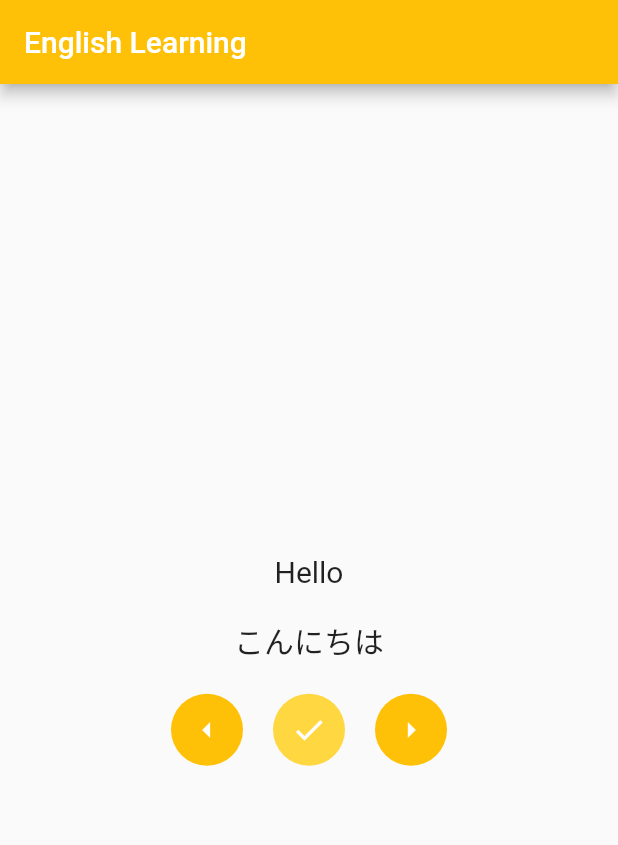
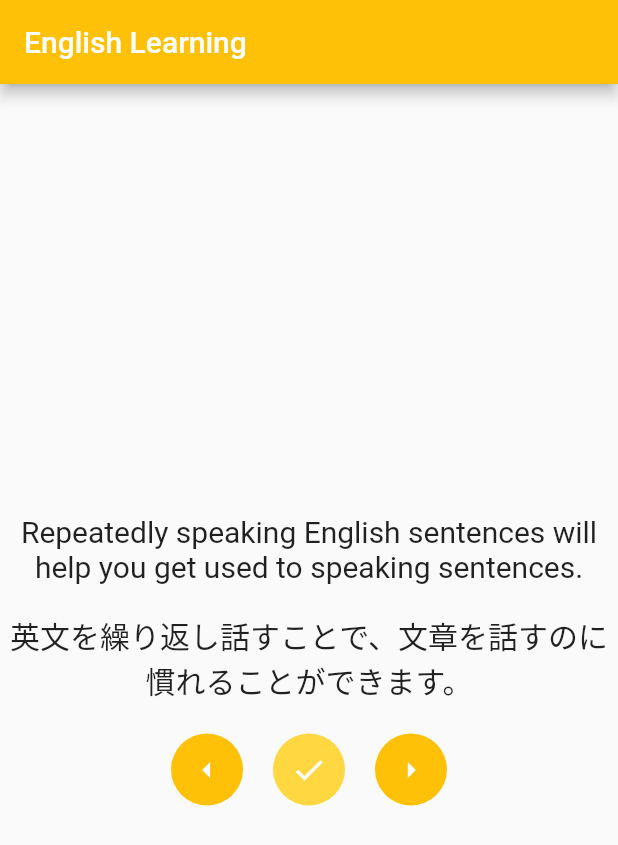
Before and after one commit to Sayama0310/LanguageAcquisitionSupportApp, a Flutter app: the screen it shows after launch, on a phone screen of 412 x 824 dp. Shown: the top 845 px of the screen. Run offline on Flutter 3.47's test engine with Material 2 defaults, Android fonts, the phone set to English and light mode, and no system bars.

Commit message:
[feat] 問題文を移動できるようにした

```diff
--- a/lib/pages/home_page.dart
+++ b/lib/pages/home_page.dart
@@ -1,4 +1,5 @@
 import 'package:flutter/material.dart';
+import 'package:speaking_exercise/widgets/problem_slider.dart';
 
 class HomePage extends StatelessWidget {
   const HomePage({super.key});
@@ -17,71 +18,7 @@ class HomePage extends StatelessWidget {
             style: TextStyle(color: Colors.white),
           ),
         ),
-        body: Center(
-          child: Column(
-            mainAxisSize: MainAxisSize.min,
-            children: [
-              Text(
-                "Hello",
-                style: TextStyle(fontSize: 20),
-              ),
-              SizedBox(
-                height: 20,
-              ),
-              Text(
-                "こんにちは",
-                style: TextStyle(fontSize: 20),
-              ),
-              SizedBox(
-                height: 20,
-              ),
-              Row(
-                mainAxisSize: MainAxisSize.min,
-                children: [
-                  Ink(
-                    decoration: const ShapeDecoration(
-                      color: Colors.amber,
-                      shape: CircleBorder(),
-                    ),
-                    child: IconButton(
-                      icon: const Icon(Icons.arrow_left),
-                      color: Colors.white,
-                      onPressed: () {},
-                    ),
-                  ),
-                  SizedBox(
-                    width: 20,
-                  ),
-                  Ink(
-                    decoration: const ShapeDecoration(
-                      color: Colors.amberAccent,
-                      shape: CircleBorder(),
-                    ),
-                    child: IconButton(
-                      icon: const Icon(Icons.check),
-                      color: Colors.white,
-                      onPressed: () {},
-                    ),
-                  ),
-                  SizedBox(
-                    width: 20,
-                  ),
-                  Ink(
-                    decoration: const ShapeDecoration(
-                      color: Colors.amber,
-                      shape: CircleBorder(),
-                    ),
-                    child: IconButton(
-                      icon: const Icon(Icons.arrow_right),
-                      color: Colors.white,
-                      onPressed: () {},
-                    ),
-                  ),
-                ],
-              ),
-            ],
-          ),
-        ),
+        body: const ProblemSlider(),
       ),
     );
   }
--- /dev/null
+++ b/lib/sample_data/sentences.dart
@@ -0,0 +1,22 @@
+var sentences = [
+  Sentence(
+    acquiredLanguageSentence:
+        "Repeatedly speaking English sentences will help you get used to speaking sentences.",
+    nativeLanguageSentence: "英文を繰り返し話すことで、文章を話すのに慣れることができます。",
+  ),
+  Sentence(
+    acquiredLanguageSentence:
+        "Even the best headphones do not sound as good as a live concert.",
+    nativeLanguageSentence: "最高品質のヘッドフォンでさえ、ライブのコンサートには音でかなわない。",
+  ),
+];
+
+class Sentence {
+  String acquiredLanguageSentence;
+  String nativeLanguageSentence;
+
+  Sentence({
+    required this.acquiredLanguageSentence,
+    required this.nativeLanguageSentence,
+  });
+}
--- /dev/null
+++ b/lib/widgets/problem_slider.dart
@@ -0,0 +1,92 @@
+import 'package:flutter/material.dart';
+import 'package:speaking_exercise/sample_data/sentences.dart';
+
+class ProblemSlider extends StatefulWidget {
+  const ProblemSlider({super.key});
+
+  @override
+  State<ProblemSlider> createState() => _ProblemSliderState();
+}
+
+class _ProblemSliderState extends State<ProblemSlider> {
+  int _index = 0;
+
+  @override
+  Widget build(BuildContext context) {
+    return Center(
+      child: Column(
+        mainAxisSize: MainAxisSize.min,
+        children: [
+          Text(
+            sentences[_index].acquiredLanguageSentence,
+            style: const TextStyle(fontSize: 20),
+            textAlign: TextAlign.center,
+          ),
+          const SizedBox(height: 20),
+          Text(
+            sentences[_index].nativeLanguageSentence,
+            style: const TextStyle(fontSize: 20),
+            textAlign: TextAlign.center,
+          ),
+          const SizedBox(height: 20),
+          Row(
+            mainAxisSize: MainAxisSize.min,
+            children: [
+              Ink(
+                decoration: const ShapeDecoration(
+                  color: Colors.amber,
+                  shape: CircleBorder(),
+                ),
+                child: IconButton(
+                  icon: const Icon(Icons.arrow_left),
+                  color: Colors.white,
+                  onPressed: () {
+                    if (_index > 0) {
+                      setState(() {
+                        _index--;
+                      });
+                    }
+                  },
+                ),
+              ),
+              const SizedBox(width: 20),
+              Ink(
+                decoration: const ShapeDecoration(
+                  color: Colors.amberAccent,
+                  shape: CircleBorder(),
+                ),
+                child: IconButton(
+                  icon: const Icon(Icons.check),
+                  color: Colors.white,
+                  onPressed: () {
+                    if (_index > 0) {
+                      _index--;
+                    }
+                  },
+                ),
+              ),
+              const SizedBox(width: 20),
+              Ink(
+                decoration: const ShapeDecoration(
+                  color: Colors.amber,
+                  shape: CircleBorder(),
+                ),
+                child: IconButton(
+                  icon: const Icon(Icons.arrow_right),
+                  color: Colors.white,
+                  onPressed: () {
+                    if (_index < sentences.length - 1) {
+                      setState(() {
+                        _index++;
+                      });
+                    }
+                  },
+                ),
+              ),
+            ],
+          ),
+        ],
+      ),
+    );
+  }
+}
```
